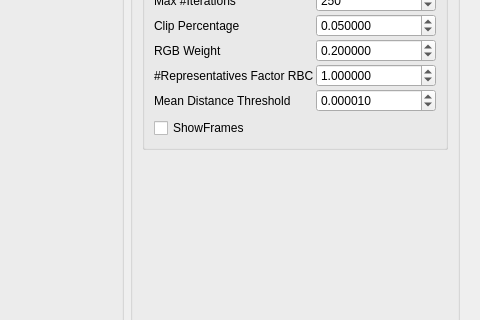
The window that master/seminar/FastStitching/FastStitchingWidget.ui (anygo/uniprojectsdn) describes before a commit, drawn with Qt 5; both pictures show x 499 to 979 and y 182 to 502 of the 979 by 740 pixel window.
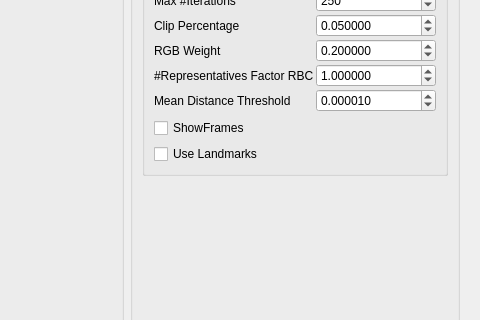
The same window after the commit. Custom widgets are drawn as their Qt base class.

```diff
--- a/master/seminar/FastStitching/FastStitchingWidget.ui
+++ b/master/seminar/FastStitching/FastStitchingWidget.ui
@@ -325,6 +325,13 @@
               </property>
              </widget>
             </item>
+            <item>
+             <widget class="QCheckBox" name="m_CheckBoxUseLandmarks">
+              <property name="text">
+               <string>Use Landmarks</string>
+              </property>
+             </widget>
+            </item>
            </layout>
           </widget>
          </item>
```
